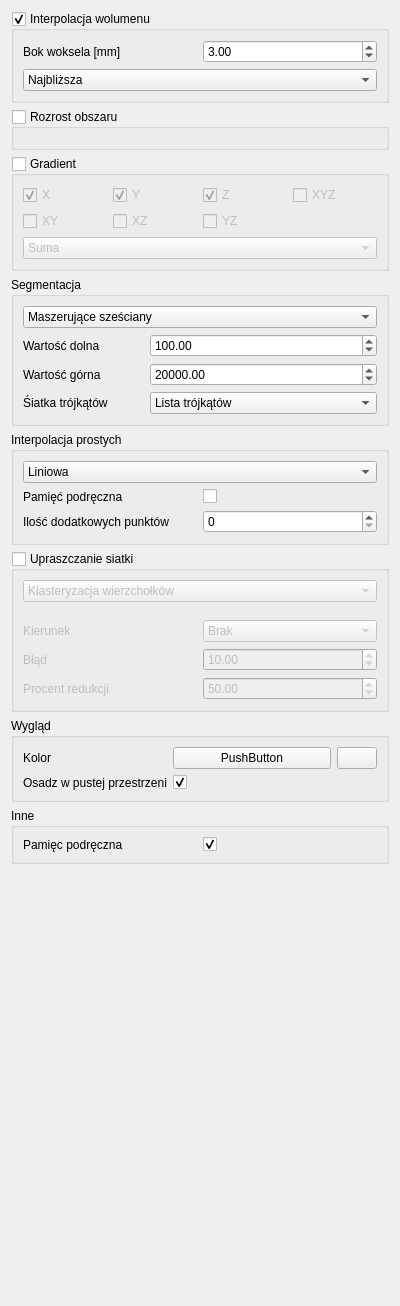
First picture: the form in src/SokarUi/SegmentationPipelineEditor.ui, repository jedrzejowski/sokar-app, before the edit.
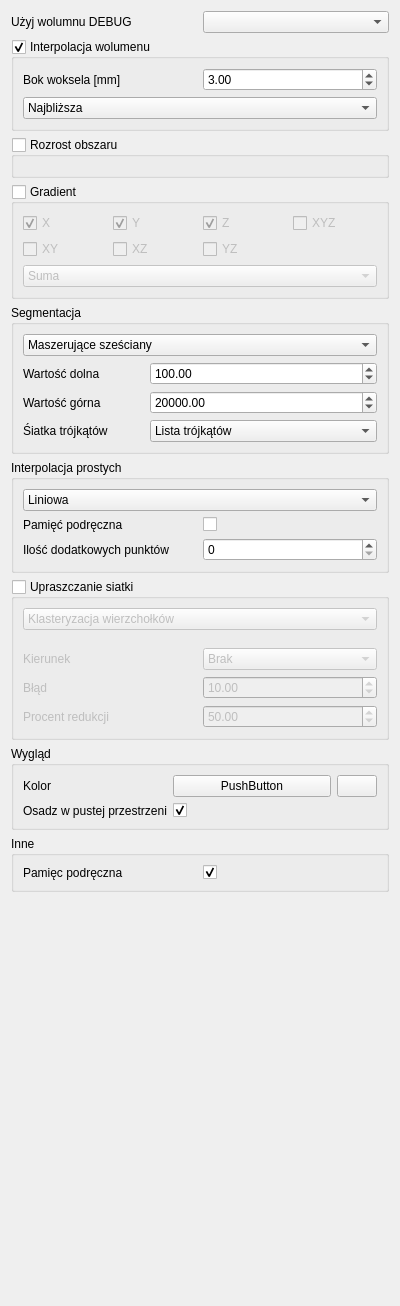
Second picture: the form after the edit. Icons and pictures are not drawn. Custom widgets are drawn as their Qt base class.

```diff
--- a/src/SokarUi/SegmentationPipelineEditor.ui
+++ b/src/SokarUi/SegmentationPipelineEditor.ui
@@ -20,6 +20,36 @@
    <string>Form</string>
   </property>
   <layout class="QVBoxLayout" name="verticalLayout">
+   <item>
+    <layout class="QHBoxLayout" name="horizontalLayout_2">
+     <item>
+      <widget class="QLabel" name="label_4">
+       <property name="text">
+        <string>Użyj wolumnu DEBUG</string>
+       </property>
+      </widget>
+     </item>
+     <item>
+      <widget class="QComboBox" name="debug_replace_volume">
+       <item>
+        <property name="text">
+         <string/>
+        </property>
+       </item>
+       <item>
+        <property name="text">
+         <string>Kula</string>
+        </property>
+       </item>
+       <item>
+        <property name="text">
+         <string>Prostopadłościan</string>
+        </property>
+       </item>
+      </widget>
+     </item>
+    </layout>
+   </item>
    <item>
     <widget class="QGroupBox" name="interpolationBox">
      <property name="title">
```
